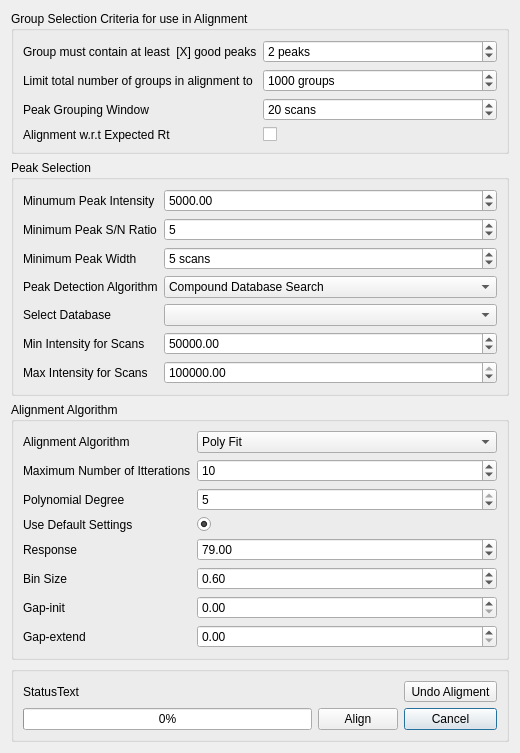
Qt form src/gui/mzroll/forms/alignmentdialog.ui (ElucidataInc/ElMaven) before a commit.
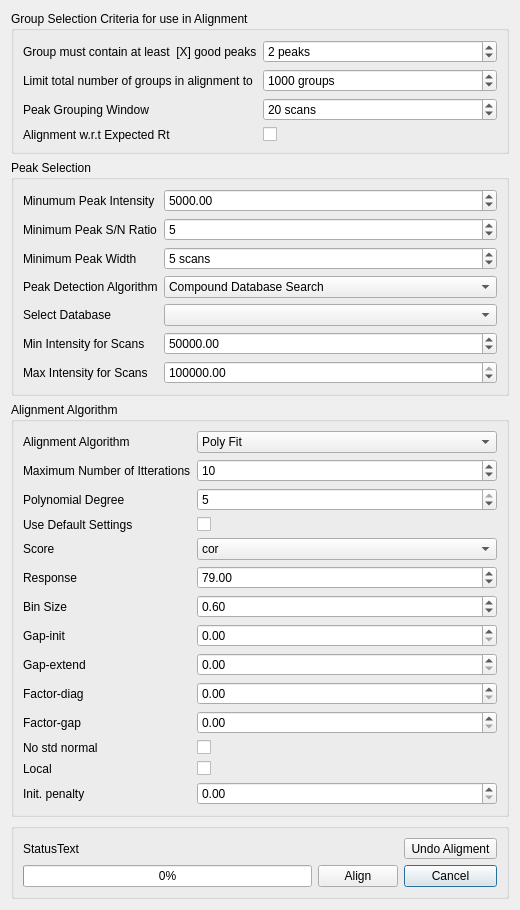
The same form after that commit.

Commit message: Ftr: Add Ui Elements for OBI-Warp

Diff of the .ui file:
```diff
--- a/src/gui/mzroll/forms/alignmentdialog.ui
+++ b/src/gui/mzroll/forms/alignmentdialog.ui
@@ -7,7 +7,7 @@
     <x>0</x>
     <y>0</y>
     <width>520</width>
-    <height>694</height>
+    <height>720</height>
    </rect>
   </property>
   <property name="windowTitle">
@@ -305,6 +305,35 @@
       <string>Alignment Algorithm</string>
      </property>
      <layout class="QFormLayout" name="formLayout_3">
+      <item row="0" column="0">
+       <widget class="QLabel" name="label_12">
+        <property name="text">
+         <string>Alignment Algorithm</string>
+        </property>
+       </widget>
+      </item>
+      <item row="0" column="1">
+       <widget class="QComboBox" name="alignAlgo">
+        <property name="currentText">
+         <string>Poly Fit</string>
+        </property>
+        <item>
+         <property name="text">
+          <string>Poly Fit</string>
+         </property>
+        </item>
+        <item>
+         <property name="text">
+          <string>Loess Fit</string>
+         </property>
+        </item>
+        <item>
+         <property name="text">
+          <string>OBI-Warp</string>
+         </property>
+        </item>
+       </widget>
+      </item>
       <item row="1" column="0">
        <widget class="QLabel" name="label_7">
         <property name="text">
@@ -342,82 +371,60 @@
         </property>
        </widget>
       </item>
-      <item row="0" column="1">
-       <widget class="QComboBox" name="alignAlgo">
-        <property name="currentText">
-         <string>Poly Fit</string>
-        </property>
-        <item>
-         <property name="text">
-          <string>Poly Fit</string>
-         </property>
-        </item>
-        <item>
-         <property name="text">
-          <string>Loess Fit</string>
-         </property>
-        </item>
-        <item>
-         <property name="text">
-          <string>OBI-Warp</string>
-         </property>
-        </item>
-       </widget>
-      </item>
-      <item row="0" column="0">
-       <widget class="QLabel" name="label_12">
-        <property name="text">
-         <string>Alignment Algorithm</string>
-        </property>
-       </widget>
-      </item>
-      <item row="6" column="0">
-       <widget class="QLabel" name="label_14">
-        <property name="text">
-         <string>Bin Size</string>
-        </property>
-       </widget>
-      </item>
-      <item row="5" column="0">
-       <widget class="QLabel" name="label_15">
-        <property name="text">
-         <string>Response</string>
-        </property>
-       </widget>
-      </item>
-      <item row="7" column="0">
-       <widget class="QLabel" name="label_16">
-        <property name="text">
-         <string>Gap-init</string>
-        </property>
-       </widget>
-      </item>
-      <item row="8" column="0">
-       <widget class="QLabel" name="label_17">
-        <property name="text">
-         <string>Gap-extend</string>
-        </property>
-       </widget>
-      </item>
       <item row="4" column="0">
-       <widget class="QLabel" name="label_18">
+       <widget class="QLabel" name="labelUseDefaultObiWarpParams">
         <property name="text">
          <string>Use Default Settings</string>
         </property>
        </widget>
       </item>
       <item row="4" column="1">
-       <widget class="QRadioButton" name="useDefaultObiWarpParams">
+       <widget class="QCheckBox" name="useDefaultObiWarpParams">
         <property name="text">
          <string/>
         </property>
-        <property name="checked">
-         <bool>true</bool>
+       </widget>
+      </item>
+      <item row="5" column="0">
+       <widget class="QLabel" name="labelScoreObi">
+        <property name="text">
+         <string>Score</string>
         </property>
        </widget>
       </item>
       <item row="5" column="1">
-       <widget class="QDoubleSpinBox" name="ResponseObieWarp">
+       <widget class="QComboBox" name="scoreObi">
+        <item>
+         <property name="text">
+          <string>cor</string>
+         </property>
+        </item>
+        <item>
+         <property name="text">
+          <string>cov</string>
+         </property>
+        </item>
+        <item>
+         <property name="text">
+          <string>prd</string>
+         </property>
+        </item>
+        <item>
+         <property name="text">
+          <string>eud</string>
+         </property>
+        </item>
+       </widget>
+      </item>
+      <item row="6" column="0">
+       <widget class="QLabel" name="labelResponseObiWarp">
+        <property name="text">
+         <string>Response</string>
+        </property>
+       </widget>
+      </item>
+      <item row="6" column="1">
+       <widget class="QDoubleSpinBox" name="responseObiWarp">
         <property name="maximum">
          <double>100.000000000000000</double>
         </property>
@@ -429,7 +436,14 @@
         </property>
        </widget>
       </item>
-      <item row="6" column="1">
+      <item row="7" column="0">
+       <widget class="QLabel" name="labelBinSizeObiWarp">
+        <property name="text">
+         <string>Bin Size</string>
+        </property>
+       </widget>
+      </item>
+      <item row="7" column="1">
        <widget class="QDoubleSpinBox" name="binSizeObiWarp">
         <property name="maximum">
          <double>2.000000000000000</double>
@@ -442,7 +456,14 @@
         </property>
        </widget>
       </item>
-      <item row="7" column="1">
+      <item row="8" column="0">
+       <widget class="QLabel" name="labelGapInit">
+        <property name="text">
+         <string>Gap-init</string>
+        </property>
+       </widget>
+      </item>
+      <item row="8" column="1">
        <widget class="QDoubleSpinBox" name="gapInit">
         <property name="maximum">
          <double>97.989999999999995</double>
@@ -452,13 +473,78 @@
         </property>
        </widget>
       </item>
-      <item row="8" column="1">
+      <item row="9" column="0">
+       <widget class="QLabel" name="labelGapExtend">
+        <property name="text">
+         <string>Gap-extend</string>
+        </property>
+       </widget>
+      </item>
+      <item row="9" column="1">
        <widget class="QDoubleSpinBox" name="gapExtend">
         <property name="singleStep">
          <double>0.500000000000000</double>
         </property>
        </widget>
       </item>
+      <item row="10" column="1">
+       <widget class="QDoubleSpinBox" name="factorDiag"/>
+      </item>
+      <item row="11" column="0">
+       <widget class="QLabel" name="labelFactorGap">
+        <property name="text">
+         <string>Factor-gap</string>
+        </property>
+       </widget>
+      </item>
+      <item row="11" column="1">
+       <widget class="QDoubleSpinBox" name="factorGap"/>
+      </item>
+      <item row="13" column="0">
+       <widget class="QLabel" name="labelLocal">
+        <property name="text">
+         <string>Local</string>
+        </property>
+       </widget>
+      </item>
+      <item row="14" column="0">
+       <widget class="QLabel" name="labelInitPenalty">
+        <property name="text">
+         <string>Init. penalty</string>
+        </property>
+       </widget>
+      </item>
+      <item row="14" column="1">
+       <widget class="QDoubleSpinBox" name="initPenalty"/>
+      </item>
+      <item row="12" column="0">
+       <widget class="QLabel" name="labelNoStdNormal">
+        <property name="text">
+         <string>No std normal</string>
+        </property>
+       </widget>
+      </item>
+      <item row="12" column="1">
+       <widget class="QCheckBox" name="noStdNormal">
+        <property name="text">
+         <string/>
+        </property>
+       </widget>
+      </item>
+      <item row="13" column="1">
+       <widget class="QCheckBox" name="local">
+        <property name="text">
+         <string/>
+        </property>
+       </widget>
+      </item>
+      <item row="10" column="0">
+       <widget class="QLabel" name="labelFactorDiag">
+        <property name="text">
+         <string>Factor-diag</string>
+        </property>
+       </widget>
+      </item>
      </layout>
     </widget>
    </item>
```
The commit also changes 2 other files.
